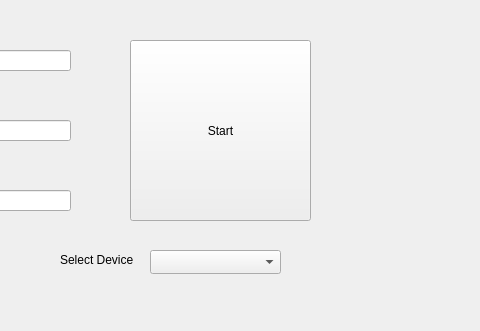
Qt form mainwindow.ui (badgerloop-software/battery-testing-app) before a commit; both pictures show x 220 to 700 and y 0 to 331 of the 1013 by 331 pixel window.
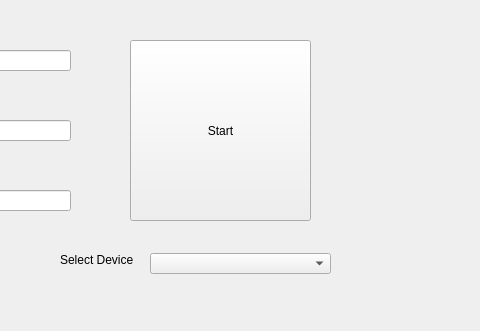
The same form after that commit.

```diff
--- a/mainwindow.ui
+++ b/mainwindow.ui
@@ -114,9 +114,9 @@
     <property name="geometry">
      <rect>
       <x>370</x>
-      <y>250</y>
-      <width>131</width>
-      <height>24</height>
+      <y>253</y>
+      <width>181</width>
+      <height>21</height>
      </rect>
     </property>
    </widget>
```
